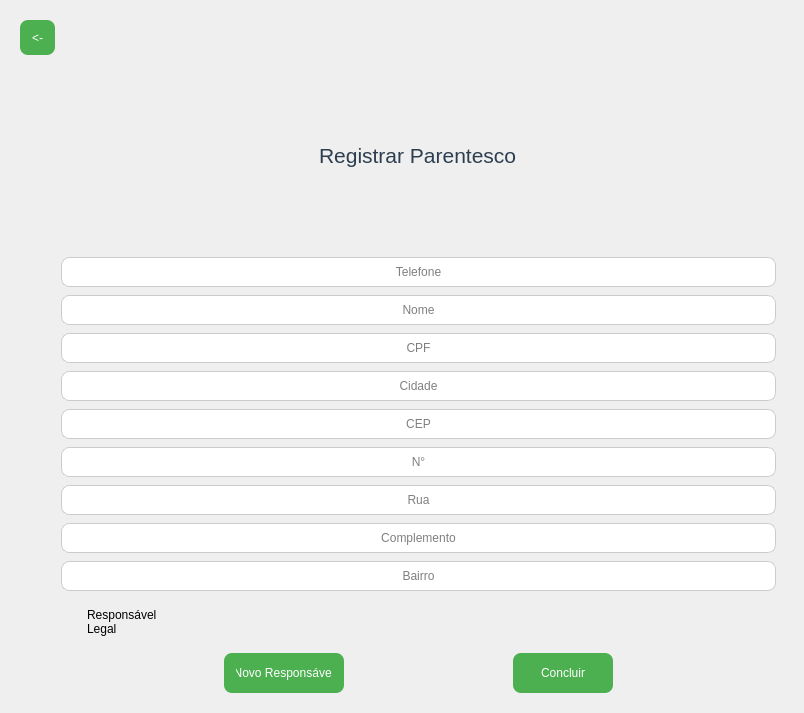
The window that App/view/ui/registerParent.ui (Senac-SOR-ADS/Gerenciamento-Escolar) describes before a commit, drawn with Qt 5.
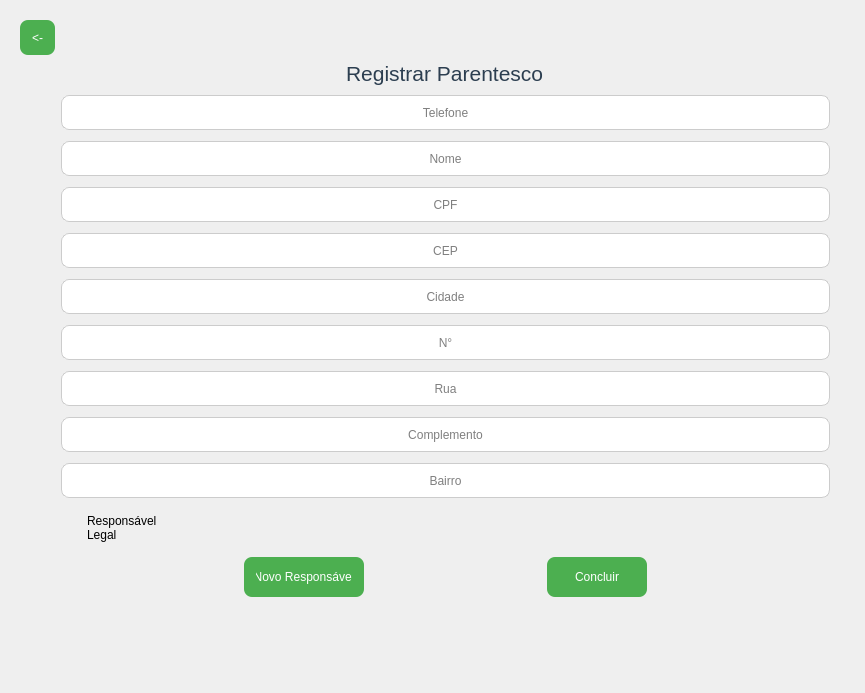
The same window after the commit. Icons and pictures are not drawn.

Commit message:
fix(registerClass e registerParent)
- placeholderText para o texto "turma" em registerClass;
- mudança de tamanhos e colocando verticalSpacer.

Diff of the .ui file:
```diff
--- a/App/view/ui/registerParent.ui
+++ b/App/view/ui/registerParent.ui
@@ -6,8 +6,8 @@
    <rect>
     <x>0</x>
     <y>0</y>
-    <width>804</width>
-    <height>713</height>
+    <width>865</width>
+    <height>693</height>
    </rect>
   </property>
   <property name="windowTitle">
@@ -61,7 +61,7 @@
     <layout class="QHBoxLayout" name="horizontalLayout">
      <item>
       <widget class="QWidget" name="widget" native="true">
-       <layout class="QGridLayout" name="gridLayout_2">
+       <layout class="QFormLayout" name="formLayout">
         <item row="0" column="0">
          <widget class="QPushButton" name="btn_voltar">
           <property name="sizePolicy">
@@ -91,14 +91,257 @@
          </widget>
         </item>
         <item row="1" column="1">
-         <layout class="QGridLayout" name="gridLayout_3">
+         <layout class="QGridLayout" name="gridLayout_3" rowstretch="0,0,0,0,0,0,0,0,0,0,0,0,0,0,0,0,0,0,0,0,0,0,0,0">
+          <property name="leftMargin">
+           <number>0</number>
+          </property>
+          <property name="topMargin">
+           <number>0</number>
+          </property>
           <property name="rightMargin">
-           <number>8</number>
+           <number>15</number>
           </property>
           <property name="bottomMargin">
            <number>0</number>
           </property>
+          <property name="verticalSpacing">
+           <number>9</number>
+          </property>
+          <item row="3" column="0">
+           <spacer name="verticalSpacer">
+            <property name="orientation">
+             <enum>Qt::Vertical</enum>
+            </property>
+            <property name="sizeType">
+             <enum>QSizePolicy::Fixed</enum>
+            </property>
+            <property name="sizeHint" stdset="0">
+             <size>
+              <width>2</width>
+              <height>2</height>
+             </size>
+            </property>
+           </spacer>
+          </item>
+          <item row="7" column="0">
+           <spacer name="verticalSpacer_3">
+            <property name="orientation">
+             <enum>Qt::Vertical</enum>
+            </property>
+            <property name="sizeType">
+             <enum>QSizePolicy::Fixed</enum>
+            </property>
+            <property name="sizeHint" stdset="0">
+             <size>
+              <width>2</width>
+              <height>2</height>
+             </size>
+            </property>
+           </spacer>
+          </item>
+          <item row="10" column="0">
+           <spacer name="verticalSpacer_4">
+            <property name="orientation">
+             <enum>Qt::Vertical</enum>
+            </property>
+            <property name="sizeType">
+             <enum>QSizePolicy::Fixed</enum>
+            </property>
+            <property name="sizeHint" stdset="0">
+             <size>
+              <width>2</width>
+              <height>2</height>
+             </size>
+            </property>
+           </spacer>
+          </item>
+          <item row="2" column="0">
+           <widget class="QLineEdit" name="telefone">
+            <property name="minimumSize">
+             <size>
+              <width>0</width>
+              <height>35</height>
+             </size>
+            </property>
+            <property name="alignment">
+             <set>Qt::AlignCenter</set>
+            </property>
+            <property name="placeholderText">
+             <string>Telefone</string>
+            </property>
+           </widget>
+          </item>
+          <item row="6" column="0">
+           <widget class="QLineEdit" name="cpf">
+            <property name="minimumSize">
+             <size>
+              <width>0</width>
+              <height>35</height>
+             </size>
+            </property>
+            <property name="alignment">
+             <set>Qt::AlignCenter</set>
+            </property>
+            <property name="placeholderText">
+             <string>CPF</string>
+            </property>
+           </widget>
+          </item>
+          <item row="15" column="0">
+           <widget class="QLineEdit" name="numero">
+            <property name="minimumSize">
+             <size>
+              <width>0</width>
+              <height>35</height>
+             </size>
+            </property>
+            <property name="alignment">
+             <set>Qt::AlignCenter</set>
+            </property>
+            <property name="placeholderText">
+             <string>N°</string>
+            </property>
+           </widget>
+          </item>
+          <item row="17" column="0">
+           <widget class="QLineEdit" name="rua">
+            <property name="minimumSize">
+             <size>
+              <width>0</width>
+              <height>35</height>
+             </size>
+            </property>
+            <property name="alignment">
+             <set>Qt::AlignCenter</set>
+            </property>
+            <property name="placeholderText">
+             <string>Rua</string>
+            </property>
+           </widget>
+          </item>
           <item row="20" column="0">
+           <spacer name="verticalSpacer_8">
+            <property name="orientation">
+             <enum>Qt::Vertical</enum>
+            </property>
+            <property name="sizeType">
+             <enum>QSizePolicy::Fixed</enum>
+            </property>
+            <property name="sizeHint" stdset="0">
+             <size>
+              <width>2</width>
+              <height>2</height>
+             </size>
+            </property>
+           </spacer>
+          </item>
+          <item row="16" column="0">
+           <spacer name="verticalSpacer_6">
+            <property name="orientation">
+             <enum>Qt::Vertical</enum>
+            </property>
+            <property name="sizeType">
+             <enum>QSizePolicy::Fixed</enum>
+            </property>
+            <property name="sizeHint" stdset="0">
+             <size>
+              <width>2</width>
+              <height>2</height>
+             </size>
+            </property>
+           </spacer>
+          </item>
+          <item row="19" column="0">
+           <widget class="QLineEdit" name="complemento">
+            <property name="minimumSize">
+             <size>
+              <width>0</width>
+              <height>35</height>
+             </size>
+            </property>
+            <property name="alignment">
+             <set>Qt::AlignCenter</set>
+            </property>
+            <property name="placeholderText">
+             <string>Complemento</string>
+            </property>
+           </widget>
+          </item>
+          <item row="21" column="0">
+           <widget class="QLineEdit" name="bairro">
+            <property name="minimumSize">
+             <size>
+              <width>0</width>
+              <height>35</height>
+             </size>
+            </property>
+            <property name="alignment">
+             <set>Qt::AlignCenter</set>
+            </property>
+            <property name="placeholderText">
+             <string>Bairro</string>
+            </property>
+           </widget>
+          </item>
+          <item row="18" column="0">
+           <spacer name="verticalSpacer_7">
+            <property name="orientation">
+             <enum>Qt::Vertical</enum>
+            </property>
+            <property name="sizeType">
+             <enum>QSizePolicy::Fixed</enum>
+            </property>
+            <property name="sizeHint" stdset="0">
+             <size>
+              <width>2</width>
+              <height>2</height>
+             </size>
+            </property>
+           </spacer>
+          </item>
+          <item row="13" column="0">
+           <spacer name="verticalSpacer_5">
+            <property name="orientation">
+             <enum>Qt::Vertical</enum>
+            </property>
+            <property name="sizeType">
+             <enum>QSizePolicy::Fixed</enum>
+            </property>
+            <property name="sizeHint" stdset="0">
+             <size>
+              <width>2</width>
+              <height>2</height>
+             </size>
+            </property>
+           </spacer>
+          </item>
+          <item row="1" column="0" alignment="Qt::AlignHCenter|Qt::AlignVCenter">
+           <widget class="QLabel" name="label">
+            <property name="lineWidth">
+             <number>1</number>
+            </property>
+            <property name="text">
+             <string>&lt;html&gt;&lt;head/&gt;&lt;body&gt;&lt;p&gt;&lt;span style=&quot; font-size:16pt; font-weight:400;&quot;&gt;Registrar Parentesco&lt;/span&gt;&lt;/p&gt;&lt;/body&gt;&lt;/html&gt;</string>
+            </property>
+           </widget>
+          </item>
+          <item row="8" column="0">
+           <widget class="QLineEdit" name="cep">
+            <property name="minimumSize">
+             <size>
+              <width>0</width>
+              <height>35</height>
+             </size>
+            </property>
+            <property name="alignment">
+             <set>Qt::AlignCenter</set>
+            </property>
+            <property name="placeholderText">
+             <string>CEP</string>
+            </property>
+           </widget>
+          </item>
+          <item row="23" column="0">
            <layout class="QHBoxLayout" name="horizontalLayout_2">
             <item>
              <widget class="QPushButton" name="novo_responsavel">
@@ -146,18 +389,8 @@
             </item>
            </layout>
           </item>
-          <item row="2" column="0">
-           <widget class="QLineEdit" name="telefone">
-            <property name="alignment">
-             <set>Qt::AlignCenter</set>
-            </property>
-            <property name="placeholderText">
-             <string>Telefone</string>
-            </property>
-           </widget>
-          </item>
-          <item row="7" column="0">
-           <spacer name="verticalSpacer_3">
+          <item row="5" column="0">
+           <spacer name="verticalSpacer_2">
             <property name="orientation">
              <enum>Qt::Vertical</enum>
             </property>
@@ -172,70 +405,14 @@
             </property>
            </spacer>
           </item>
-          <item row="8" column="0">
-           <widget class="QLineEdit" name="cidade">
-            <property name="alignment">
-             <set>Qt::AlignCenter</set>
-            </property>
-            <property name="placeholderText">
-             <string>Cidade</string>
-            </property>
-           </widget>
-          </item>
-          <item row="3" column="0">
-           <spacer name="verticalSpacer">
-            <property name="orientation">
-             <enum>Qt::Vertical</enum>
-            </property>
-            <property name="sizeType">
-             <enum>QSizePolicy::Fixed</enum>
-            </property>
-            <property name="sizeHint" stdset="0">
-             <size>
-              <width>2</width>
-              <height>2</height>
-             </size>
-            </property>
-           </spacer>
-          </item>
-          <item row="9" column="0">
-           <spacer name="verticalSpacer_4">
-            <property name="orientation">
-             <enum>Qt::Vertical</enum>
-            </property>
-            <property name="sizeType">
-             <enum>QSizePolicy::Fixed</enum>
-            </property>
-            <property name="sizeHint" stdset="0">
-             <size>
-              <width>2</width>
-              <height>2</height>
-             </size>
-            </property>
-           </spacer>
-          </item>
-          <item row="6" column="0">
-           <widget class="QLineEdit" name="cpf">
-            <property name="alignment">
-             <set>Qt::AlignCenter</set>
-            </property>
-            <property name="placeholderText">
-             <string>CPF</string>
-            </property>
-           </widget>
-          </item>
-          <item row="10" column="0">
-           <widget class="QLineEdit" name="cep">
-            <property name="alignment">
-             <set>Qt::AlignCenter</set>
-            </property>
-            <property name="placeholderText">
-             <string>CEP</string>
-            </property>
-           </widget>
-          </item>
           <item row="4" column="0">
            <widget class="QLineEdit" name="nome">
+            <property name="minimumSize">
+             <size>
+              <width>0</width>
+              <height>35</height>
+             </size>
+            </property>
             <property name="alignment">
              <set>Qt::AlignCenter</set>
             </property>
@@ -244,23 +421,7 @@
             </property>
            </widget>
           </item>
-          <item row="5" column="0">
-           <spacer name="verticalSpacer_2">
-            <property name="orientation">
-             <enum>Qt::Vertical</enum>
-            </property>
-            <property name="sizeType">
-             <enum>QSizePolicy::Fixed</enum>
-            </property>
-            <property name="sizeHint" stdset="0">
-             <size>
-              <width>2</width>
-              <height>2</height>
-             </size>
-            </property>
-           </spacer>
-          </item>
-          <item row="19" column="0">
+          <item row="22" column="0">
            <widget class="QCheckBox" name="resp_legal">
             <property name="maximumSize">
              <size>
@@ -283,114 +444,19 @@
             </property>
            </widget>
           </item>
-          <item row="18" column="0">
-           <widget class="QLineEdit" name="bairro">
-            <property name="alignment">
-             <set>Qt::AlignCenter</set>
-            </property>
-            <property name="placeholderText">
-             <string>Bairro</string>
-            </property>
-           </widget>
-          </item>
-          <item row="15" column="0">
-           <spacer name="verticalSpacer_7">
-            <property name="orientation">
-             <enum>Qt::Vertical</enum>
-            </property>
-            <property name="sizeType">
-             <enum>QSizePolicy::Fixed</enum>
-            </property>
-            <property name="sizeHint" stdset="0">
-             <size>
-              <width>2</width>
-              <height>2</height>
-             </size>
-            </property>
-           </spacer>
-          </item>
-          <item row="16" column="0">
-           <widget class="QLineEdit" name="complemento">
-            <property name="alignment">
-             <set>Qt::AlignCenter</set>
-            </property>
-            <property name="placeholderText">
-             <string>Complemento</string>
-            </property>
-           </widget>
-          </item>
-          <item row="14" column="0">
-           <widget class="QLineEdit" name="rua">
-            <property name="alignment">
-             <set>Qt::AlignCenter</set>
-            </property>
-            <property name="placeholderText">
-             <string>Rua</string>
-            </property>
-           </widget>
-          </item>
-          <item row="12" column="0">
-           <widget class="QLineEdit" name="numero">
-            <property name="alignment">
-             <set>Qt::AlignCenter</set>
-            </property>
-            <property name="placeholderText">
-             <string>N°</string>
-            </property>
-           </widget>
-          </item>
-          <item row="17" column="0">
-           <spacer name="verticalSpacer_8">
-            <property name="orientation">
-             <enum>Qt::Vertical</enum>
-            </property>
-            <property name="sizeType">
-             <enum>QSizePolicy::Fixed</enum>
-            </property>
-            <property name="sizeHint" stdset="0">
-             <size>
-              <width>2</width>
-              <height>2</height>
-             </size>
-            </property>
-           </spacer>
-          </item>
-          <item row="13" column="0">
-           <spacer name="verticalSpacer_6">
-            <property name="orientation">
-             <enum>Qt::Vertical</enum>
-            </property>
-            <property name="sizeType">
-             <enum>QSizePolicy::Fixed</enum>
-            </property>
-            <property name="sizeHint" stdset="0">
-             <size>
-              <width>2</width>
-              <height>2</height>
-             </size>
-            </property>
-           </spacer>
-          </item>
           <item row="11" column="0">
-           <spacer name="verticalSpacer_5">
-            <property name="orientation">
-             <enum>Qt::Vertical</enum>
-            </property>
-            <property name="sizeType">
-             <enum>QSizePolicy::Fixed</enum>
-            </property>
-            <property name="sizeHint" stdset="0">
+           <widget class="QLineEdit" name="cidade">
+            <property name="minimumSize">
              <size>
-              <width>2</width>
-              <height>2</height>
+              <width>0</width>
+              <height>35</height>
              </size>
             </property>
-           </spacer>
-          </item>
-          <item row="1" column="0" alignment="Qt::AlignHCenter|Qt::AlignVCenter">
-           <widget class="QLabel" name="label">
-            <property name="text">
-             <string>&lt;html&gt;&lt;head/&gt;&lt;body&gt;&lt;p&gt;&lt;span style=&quot; font-size:16pt; font-weight:400;&quot;&gt;Registrar Parentesco&lt;/span&gt;&lt;/p&gt;&lt;/body&gt;&lt;/html&gt;</string>
+            <property name="alignment">
+             <set>Qt::AlignCenter</set>
+            </property>
+            <property name="placeholderText">
+             <string>Cidade</string>
             </property>
            </widget>
           </item>
```
The commit also changes 2 other files.
